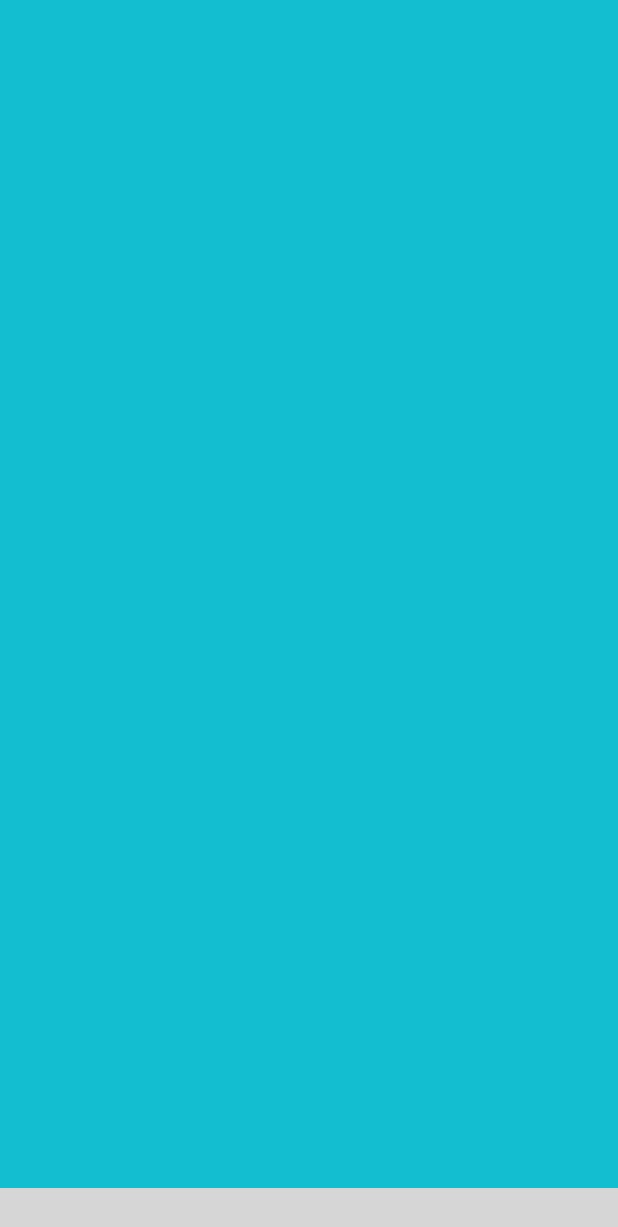
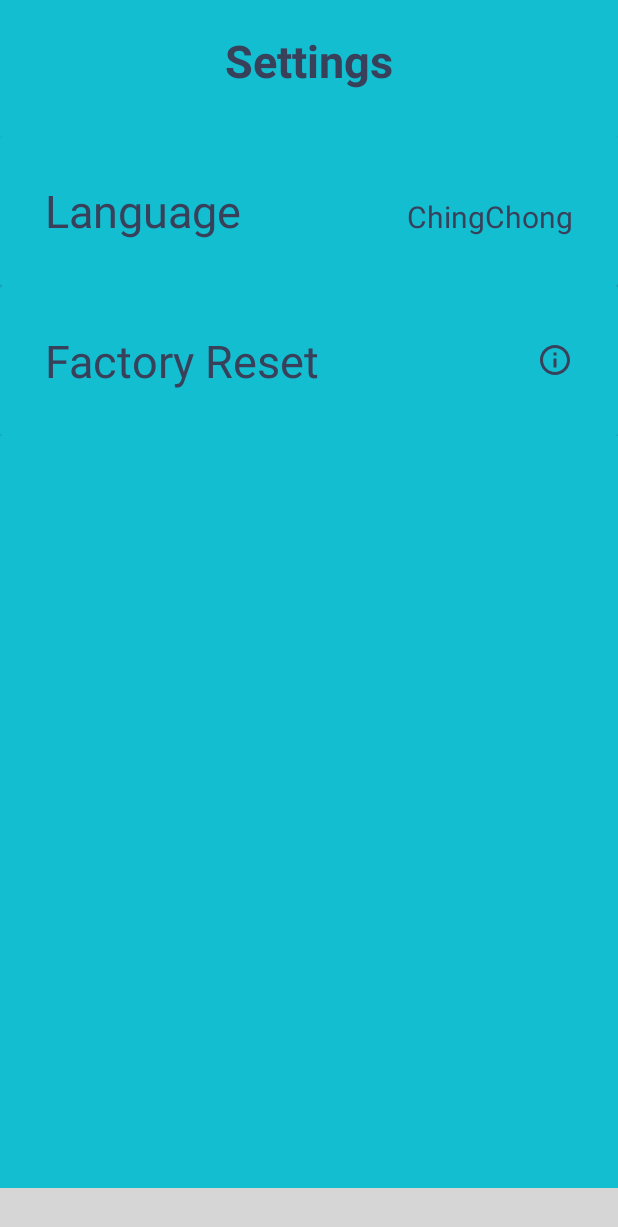
Before and after one commit to markwiliz30/NewBirdsLight, an Android app: the Settings screen opened through its navigation route, on a phone screen of 412 x 824 dp. Shown: the top 1227 px of the screen. Run offline under Robolectric (Android 15) with nearby library versions, the phone set to English and light mode, and no system bars; libraries missing offline, so code that uses them is left out: com.etebarian.meowbottomnavigation, dmax.dialog; plain views replace MeowBottomNavigation; network calls fail; 9 statements that could not run were skipped; grey boxes are pictures that could not be loaded.

Commit message:
Restriction time done , setting layout done 02-11-2020

```diff
--- /dev/null
+++ b/NewBirdsLight/app/src/main/res/drawable/ic_info_outline_darkblue_24dp.xml
@@ -0,0 +1,5 @@
+<vector android:height="24dp" android:tint="#39405A"
+    android:viewportHeight="24.0" android:viewportWidth="24.0"
+    android:width="24dp" xmlns:android="http://schemas.android.com/apk/res/android">
+    <path android:fillColor="#FF000000" android:pathData="M11,17h2v-6h-2v6zM12,2C6.48,2 2,6.48 2,12s4.48,10 10,10 10,-4.48 10,-10S17.52,2 12,2zM12,20c-4.41,0 -8,-3.59 -8,-8s3.59,-8 8,-8 8,3.59 8,8 -3.59,8 -8,8zM11,9h2L13,7h-2v2z"/>
+</vector>
--- a/NewBirdsLight/app/src/main/res/layout/fragment_settings.xml
+++ b/NewBirdsLight/app/src/main/res/layout/fragment_settings.xml
@@ -3,15 +3,101 @@
     xmlns:tools="http://schemas.android.com/tools"
     android:layout_width="match_parent"
     android:layout_height="match_parent"
+    xmlns:app="http://schemas.android.com/apk/res-auto"
     android:background="#14BED1"
     tools:context=".Settings"
-    android:orientation="vertical"
-    >
+    android:orientation="vertical">
+    <TextView
+        android:layout_width="wrap_content"
+        android:layout_height="wrap_content"
+        android:layout_gravity="center"
+        android:layout_margin="20dp"
+        android:text="Settings"
+        android:textColor="@color/colorAccent"
+        android:textSize="30dp"
+        android:textStyle="bold" />
+    <ScrollView
+        android:layout_width="match_parent"
+        android:layout_height="400dp"
+        android:layout_marginTop="10dp">
+
+        <LinearLayout
+            android:layout_width="match_parent"
+            android:layout_height="wrap_content"
+            android:orientation="vertical">
+
+            <androidx.cardview.widget.CardView
+                android:id="@+id/LanguageID"
+                android:layout_height="100dp"
+                android:layout_width="match_parent"
+                app:cardBackgroundColor="@color/MainColor"
+                android:foreground="?android:attr/selectableItemBackground"
+                android:clickable="true"
+                >
+
+                <LinearLayout
+                    android:layout_width="match_parent"
+                    android:layout_height="wrap_content"
+                    android:orientation="horizontal"
+                    android:layout_gravity="center_vertical"
+                    android:weightSum="2"
+                    >
+                    <TextView
+                        android:id="@+id/lblLanguage"
+                        android:layout_width="wrap_content"
+                        android:layout_height="wrap_content"
+                        android:text="Language"
+                        android:textSize="30sp"
+                        android:textColor="@color/colorAccent"
+                        android:layout_marginHorizontal="30dp"
+                        android:layout_weight="2"/>
+                    <TextView
+                        android:id="@+id/lblSelectedLanguage"
+                        android:layout_width="wrap_content"
+                        android:layout_height="wrap_content"
+                        android:text="ChingChong"
+                        android:textColor="@color/colorAccent"
+                        android:textSize="20sp"
+                        android:layout_marginHorizontal="30dp"
+
+                        />
+                </LinearLayout>
 
 
-    <androidx.recyclerview.widget.RecyclerView
-        android:layout_width="match_parent"
-        android:layout_height="match_parent" >
+            </androidx.cardview.widget.CardView>
+            <androidx.cardview.widget.CardView
+                android:id="@+id/FactoryReset"
+                android:layout_height="100dp"
+                android:layout_width="match_parent"
+                app:cardBackgroundColor="@color/MainColor"
+                android:foreground="?android:attr/selectableItemBackground"
+                android:clickable="true"
+                >
 
-    </androidx.recyclerview.widget.RecyclerView>
+                <LinearLayout
+                    android:layout_width="match_parent"
+                    android:layout_height="wrap_content"
+                    android:orientation="horizontal"
+                    android:layout_gravity="center_vertical"
+                    android:weightSum="2"
+                    >
+                    <TextView
+                        android:id="@+id/lblFactoryReset"
+                        android:layout_width="match_parent"
+                        android:layout_height="wrap_content"
+                        android:text="Factory Reset"
+                        android:textSize="30sp"
+                        android:layout_marginHorizontal="30dp"
+                        android:textColor="@color/colorAccent"
+                        android:layout_weight="1"
+                        android:drawableRight="@drawable/ic_info_outline_darkblue_24dp"/>
+
+                </LinearLayout>
+
+
+            </androidx.cardview.widget.CardView>
+
+
+        </LinearLayout>
+    </ScrollView>
 </LinearLayout>
```
Also changed, not shown: NewBirdsLight/app/src/main/java/com/example/blapp/DayPicker.kt (+45 -43 lines), NewBirdsLight/app/src/main/java/com/example/blapp/Settings.kt (+54 -0 lines), NewBirdsLight/app/src/main/java/com/example/blapp/TimeSchedule.kt (+80 -9 lines).
